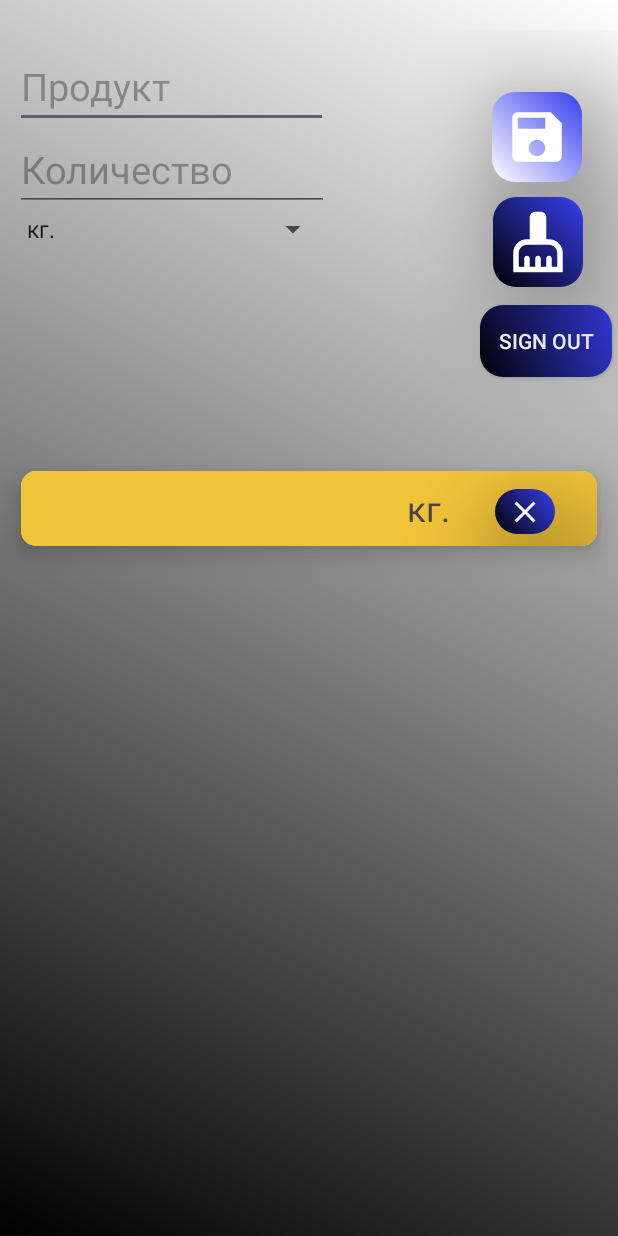
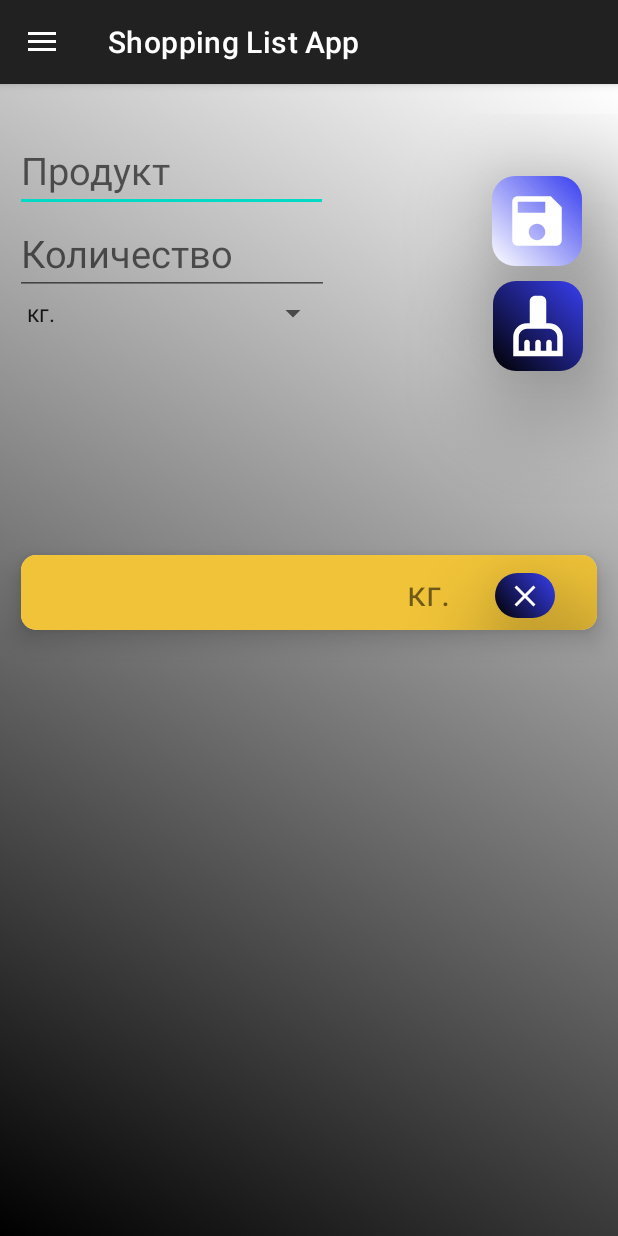
Before and after one commit to HristoGetov/ShoppingListAppKotlin, an Android app: the screen it shows after launch once a user with an empty profile is signed in (MainActivity), after a tap on an icon or button, on a phone screen of 412 x 824 dp. Run offline under Robolectric (Android 15) with nearby library versions, the phone set to English and light mode, and no system bars; our stand-ins replace Firebase (no records; nobody signed in at launch, a user with empty details on screens opened directly), Room's generated code, data binding; 2 statements that could not run were skipped.

Commit message:
Drawer view added

```diff
--- a/app/build.gradle
+++ b/app/build.gradle
@@ -72,4 +72,5 @@ dependencies {
 
 
 
+
 }
--- a/app/src/main/java/com/example/shoppinglistaappkotlin/presentation/MainActivity.kt
+++ b/app/src/main/java/com/example/shoppinglistaappkotlin/presentation/MainActivity.kt
@@ -2,12 +2,15 @@ package com.example.shoppinglistaappkotlin.presentation
 
 import android.content.Intent
 import android.os.Bundle
+import android.view.MenuItem
 import android.view.View
 import android.widget.AdapterView
 import android.widget.ArrayAdapter
 import androidx.appcompat.app.AppCompatActivity
 import android.widget.Toast
+import androidx.appcompat.app.ActionBarDrawerToggle
 import androidx.databinding.DataBindingUtil
+import androidx.drawerlayout.widget.DrawerLayout
 import androidx.lifecycle.ViewModelProvider
 import androidx.recyclerview.widget.LinearLayoutManager
 import com.example.shoppinglistaappkotlin.R
@@ -26,6 +29,9 @@ class MainActivity : AppCompatActivity() {
     private lateinit var  productViewModel: ProductViewModel
     private lateinit var repository: ProductRepository
     private lateinit var firebaseAuth: FirebaseAuth
+    private lateinit var toggle: ActionBarDrawerToggle
+    private lateinit var drawerLayout: DrawerLayout
+
 
     companion object{
         private lateinit var instance: MainActivity
@@ -42,7 +48,37 @@ class MainActivity : AppCompatActivity() {
         val factory = ProductViewModelFactory(repository,this)
         productViewModel = ViewModelProvider(this,factory)[ProductViewModel::class.java]
 
+        drawerLayout = binding.drawerLayout
+
+        toggle = ActionBarDrawerToggle(
+            this@MainActivity,
+            drawerLayout,
+            R.string.open,
+            R.string.close
+        )
+
+        drawerLayout.addDrawerListener(toggle)
+
+        //synchronize the state of the drawer Open/Close
+        toggle.syncState()
+
+        supportActionBar?.setDisplayHomeAsUpEnabled(true)
+
         binding.productViewModel = productViewModel
+        val navView = binding.navView
+        navView.setNavigationItemSelectedListener {
+            it.isChecked = true
+            when (it.itemId) {
+                R.id.logout ->{
+                    firebaseAuth.signOut()
+                    val intent = Intent(this, SignInActivity::class.java)
+                    startActivity(intent)
+                    finish()
+                }
+            }
+            true
+        }
+
         val typeSpinner = binding.value
         val typeAdapter = ArrayAdapter<String>(this,android.R.layout.simple_spinner_item,
         resources.getStringArray(R.array.types))
@@ -64,12 +100,7 @@ class MainActivity : AppCompatActivity() {
 
         }
 
-        binding.signOutBtn.setOnClickListener {
-            firebaseAuth.signOut()
-            val intent = Intent(this, SignInActivity::class.java)
-            startActivity(intent)
-            finish()
-        }
+
         binding.lifecycleOwner = this
 
         initRecyclerView()
@@ -97,4 +128,12 @@ class MainActivity : AppCompatActivity() {
 
     }
 
+
+    override fun onOptionsItemSelected(item: MenuItem): Boolean {
+        if(toggle.onOptionsItemSelected(item)){
+            return true
+        }
+        return super.onOptionsItemSelected(item)
+    }
+
 }
--- a/app/src/main/res/layout/activity_main.xml
+++ b/app/src/main/res/layout/activity_main.xml
@@ -8,6 +8,12 @@
             name="productViewModel"
             type="com.example.shoppinglistaappkotlin.presentation.viewModel.ProductViewModel" />
     </data>
+    <androidx.drawerlayout.widget.DrawerLayout
+        android:layout_width="match_parent"
+        android:layout_height="match_parent"
+        android:id="@+id/drawer_layout"
+        tools:context=".MainActivity">
+
 <androidx.constraintlayout.widget.ConstraintLayout
     android:layout_width="match_parent"
     android:layout_height="match_parent"
@@ -99,17 +105,6 @@
             app:layout_constraintStart_toEndOf="@+id/qty"
             app:layout_constraintTop_toBottomOf="@+id/btn1" />
 
-        <androidx.appcompat.widget.AppCompatButton
-            android:id="@+id/sign_out_btn"
-            android:layout_width="wrap_content"
-            android:layout_height="wrap_content"
-            android:layout_marginTop="12dp"
-            android:layout_marginEnd="4dp"
-            android:background="@drawable/button_shape"
-            android:text="Sign Out"
-            android:textColor="@color/white"
-            app:layout_constraintEnd_toEndOf="parent"
-            app:layout_constraintTop_toBottomOf="@+id/btn2" />
 
     </androidx.constraintlayout.widget.ConstraintLayout>
 
@@ -121,8 +116,17 @@
         android:layout_marginTop="20dp"
         app:layout_constraintStart_toStartOf="parent"
         app:layout_constraintTop_toBottomOf="@+id/body_constraint" />
+</androidx.constraintlayout.widget.ConstraintLayout>
+        <com.google.android.material.navigation.NavigationView
+            android:layout_width="wrap_content"
+            android:layout_height="match_parent"
+            android:id="@+id/nav_view"
+            android:fitsSystemWindows="true"
+            android:layout_gravity="start"
+            app:headerLayout="@layout/nav_header"
+            app:menu="@menu/nav_menu"/>
 
 
-</androidx.constraintlayout.widget.ConstraintLayout>
+    </androidx.drawerlayout.widget.DrawerLayout>
 
 </layout>
--- a/app/src/main/res/layout/activity_sign_in.xml
+++ b/app/src/main/res/layout/activity_sign_in.xml
@@ -52,7 +52,7 @@
         android:layout_marginHorizontal="16dp"
         android:elevation="45dp"
         android:background="@drawable/sign_in_button_shape"
-        android:text="Sign In"
+        android:text="LogIn"
         android:textSize="20sp"
         android:textStyle="bold"
         app:layout_constraintBottom_toBottomOf="parent"
--- /dev/null
+++ b/app/src/main/res/menu/nav_menu.xml
@@ -0,0 +1,24 @@
+<?xml version="1.0" encoding="utf-8"?>
+<menu xmlns:android="http://schemas.android.com/apk/res/android"
+    xmlns:tools="http://schemas.android.com/tools"
+    tools:showIn="navigation_view">
+
+    <group android:checkableBehavior="single">
+        <item android:id="@+id/dummy1"
+            android:title="Dummy 1"/>
+        <item android:id="@+id/dummy2"
+            android:title="Dummy 2"/>
+        <item
+            android:id="@+id/dummy3"
+            android:title="Dummy 3"/>
+    </group>
+
+    <item android:title="Settings">
+        <menu>
+            <group android:checkableBehavior="single">
+                <item android:id="@+id/logout"
+                    android:title="Sign Out"/>
+            </group>
+        </menu>
+    </item>
+</menu>
--- a/app/src/main/res/values-night/themes.xml
+++ b/app/src/main/res/values-night/themes.xml
@@ -4,4 +4,5 @@
         <!-- Customize your dark theme here. -->
         <!-- <item name="colorPrimary">@color/my_dark_primary</item> -->
     </style>
+
 </resources>
--- a/app/src/main/res/values/strings.xml
+++ b/app/src/main/res/values/strings.xml
@@ -14,5 +14,8 @@
         <item>кутии</item>
         <item>бутилки</item>
         <item>бр.</item>
+        <item>пакети</item>
     </string-array>
+    <string name="open">Open</string>
+    <string name="close">Close</string>
 </resources>
--- a/app/src/main/res/values/themes.xml
+++ b/app/src/main/res/values/themes.xml
@@ -1,9 +1,11 @@
 <resources xmlns:tools="http://schemas.android.com/tools">
     <!-- Base application theme. -->
     <style name="Base.Theme.ShoppingListaAppKotlin" parent="Theme.Material3.DayNight.NoActionBar">
+
         <!-- Customize your light theme here. -->
         <!-- <item name="colorPrimary">@color/my_light_primary</item> -->
     </style>
 
-    <style name="Theme.ShoppingListaAppKotlin" parent="Base.Theme.ShoppingListaAppKotlin" />
+    <style name="Theme.ShoppingListaAppKotlin" parent="Theme.MaterialComponents.DayNight.DarkActionBar" />
+
 </resources>
```
Also changed, not shown: app/src/main/res/drawable/google_sign_in_button.xml (added, +10 -0 lines), app/src/main/res/layout/nav_header.xml (added, +19 -0 lines).
